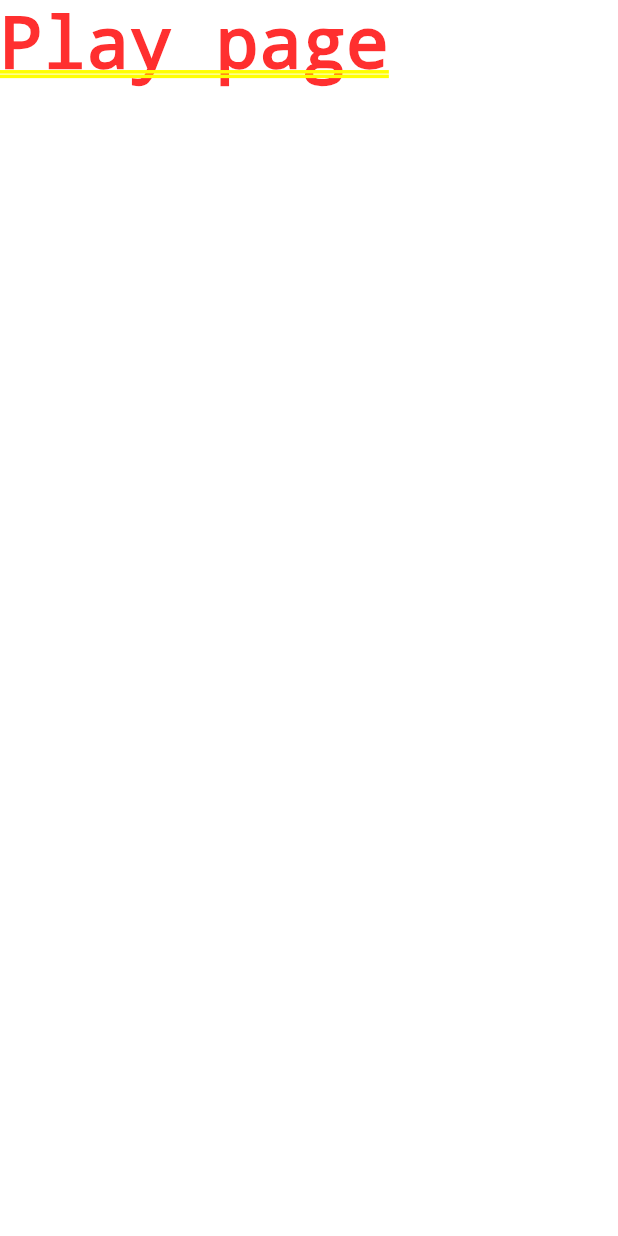
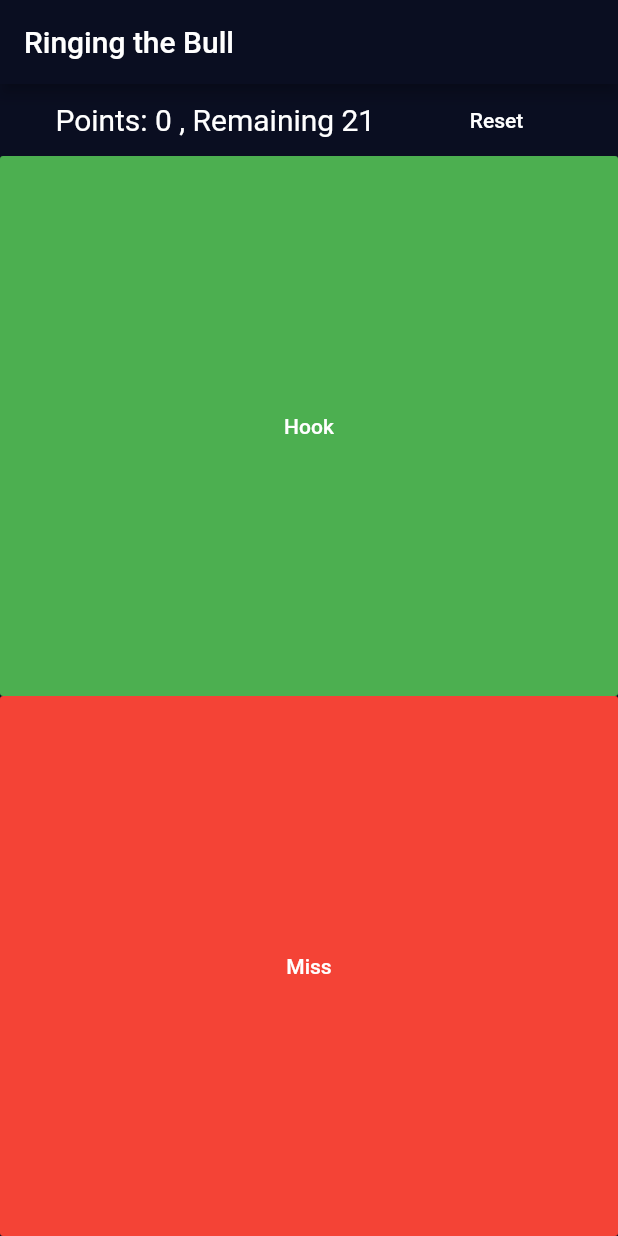
Before and after one commit to mampersat/RingingTheBull, a Flutter app: the screen it shows after launch, on a phone screen of 412 x 824 dp. Run offline on Flutter 3.47's test engine with Material 2 defaults, Android fonts, the phone set to English and light mode, and no system bars.

Commit message:
MVP casual game works

```diff
--- a/lib/screens/play_screen.dart
+++ b/lib/screens/play_screen.dart
@@ -6,8 +6,60 @@ class PlayScreen extends StatefulWidget {
 }
 
 class _PlayScreenState extends State<PlayScreen> {
+  int remaining = 21;
+  int score = 0;
+
   @override
   Widget build(BuildContext context) {
-    return Text('Play page');
+    return Scaffold(
+      appBar: AppBar(
+        title: Text('Ringing the Bull'),
+      ),
+      body: Column(
+        crossAxisAlignment: CrossAxisAlignment.stretch,
+        children: <Widget>[
+          Row(
+            mainAxisAlignment: MainAxisAlignment.spaceEvenly,
+            children: <Widget>[
+              Text(
+                'Points: $score , Remaining $remaining',
+                style: TextStyle(fontSize: 20.0),
+              ),
+              FlatButton(
+                onPressed: () {
+                  setState(() {
+                    remaining = 21;
+                    score = 0;
+                  });
+                },
+                child: Text('Reset'),
+              )
+            ],
+          ),
+          Expanded(
+            child: FlatButton(
+              color: Colors.green,
+              onPressed: () {
+                setState(() {
+                  remaining--;
+                  score++;
+                });
+              },
+              child: Text('Hook'),
+            ),
+          ),
+          Expanded(
+              child: FlatButton(
+            color: Colors.red,
+            onPressed: () {
+              setState(() {
+                remaining--;
+              });
+            },
+            child: Text('Miss'),
+          ))
+        ],
+      ),
+    );
   }
 }
```
Also changed, not shown: 1 other file.
